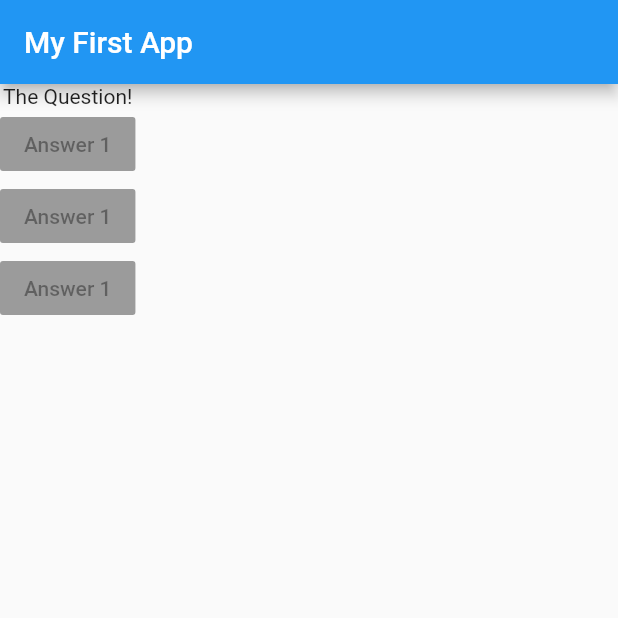
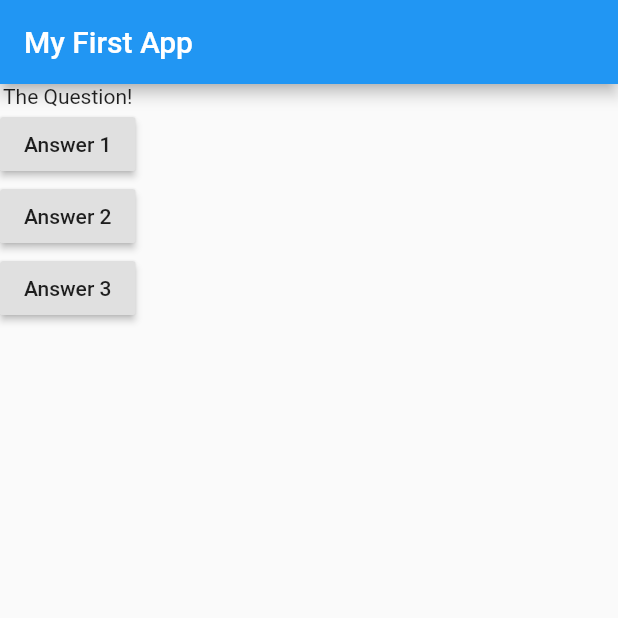
Before and after one commit to mabirizi/flutterProject, a Flutter app: the screen it shows after launch, on a phone screen of 412 x 824 dp, the top half of it. Run offline on Flutter 3.47's test engine with Material 2 defaults, Android fonts, the phone set to English and light mode, and no system bars.

Commit message:
Attaching functionality to the buttons

```diff
--- a/lib/main.dart
+++ b/lib/main.dart
@@ -3,8 +3,18 @@ import 'package:flutter/material.dart';
 void main() => runApp(MyApp());
 
 class MyApp extends StatelessWidget {
+
+  void answerQuestion() {
+    print('Answer chosen!');
+  }
+
   @override
   Widget build(BuildContext context) {
+
+    var questions = [
+      'What\'s your favorite color?',
+      'What\'s  your favourite animal?'
+    ];
     return MaterialApp(
       home: Scaffold(
         appBar: AppBar(
@@ -13,9 +23,18 @@ class MyApp extends StatelessWidget {
         body: Column(
           children: [
             Text('The Question!'),
-            RaisedButton(child: Text('Answer 1'), onPressed: null,),
-            RaisedButton(child: Text('Answer 1'), onPressed: null,),
-            RaisedButton(child: Text('Answer 1'), onPressed: null,),
+            RaisedButton(
+              child: Text('Answer 1'),
+              onPressed: answerQuestion,
+            ),
+            RaisedButton(
+              child: Text('Answer 2'),
+              onPressed: answerQuestion,
+            ),
+            RaisedButton(
+              child: Text('Answer 3'),
+              onPressed: answerQuestion,
+            ),
           ],
         ),
       ),
```
